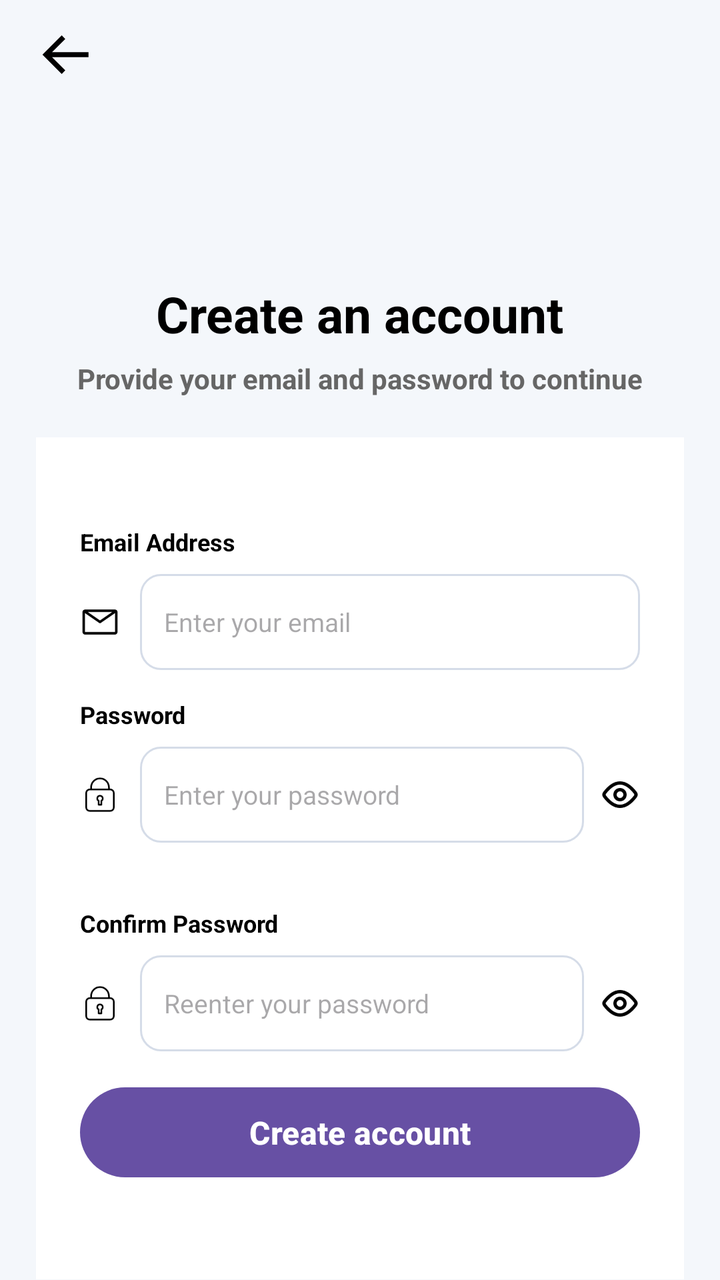
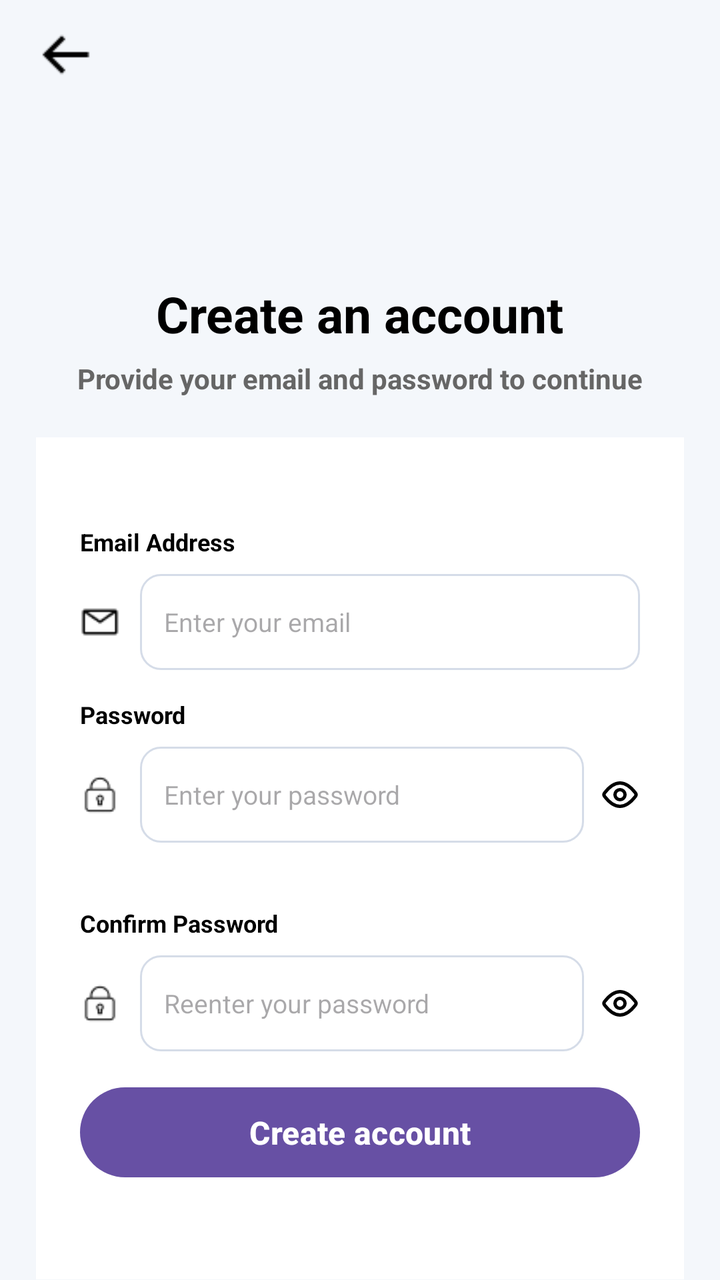

The first picture is an Android layout as it rendered before a commit; the second is the same layout after the commit. The layout source and the unified diff follow.
<!-- AndroidManifest.xml: application theme Theme.CampusMart -->
<!-- res/layout/signup.xml -->
<?xml version="1.0" encoding="utf-8"?>
<LinearLayout
    xmlns:android="http://schemas.android.com/apk/res/android"
    android:layout_width="match_parent"
    android:layout_height="match_parent"
    android:orientation="vertical"
    android:background="#F4F7FB">

    
    <RelativeLayout
        android:layout_width="match_parent"
        android:layout_height="55dp">

        <ImageView
            android:id="@+id/back"
            android:layout_width="30dp"
            android:layout_height="30dp"
            android:layout_alignParentStart="true"
            android:layout_centerVertical="true"
            android:layout_marginStart="18dp"
            android:src="@drawable/back"
            android:tint="#000000"/>

    </RelativeLayout>

    
    <LinearLayout
        android:layout_width="match_parent"
        android:layout_height="wrap_content"
        android:orientation="vertical"
        android:gravity="center"
        android:layout_marginTop="85dp"
        android:layout_marginBottom="20dp">

        <TextView
            android:layout_width="wrap_content"
            android:layout_height="wrap_content"
            android:text="Create an account"
            android:textColor="#000000"
            android:textSize="25sp"
            android:textStyle="bold"/>

        <TextView
            android:layout_width="wrap_content"
            android:layout_height="wrap_content"
            android:text="Provide your email and password to continue"
            android:textColor="#666666"
            android:textSize="14sp"
            android:textStyle="bold"
            android:layout_marginTop="6dp"/>

    </LinearLayout>

    
    <LinearLayout
        android:layout_width="match_parent"
        android:layout_height="0dp"
        android:layout_weight="1.9"
        android:orientation="vertical">

        
        <LinearLayout
            android:layout_width="match_parent"
            android:layout_height="match_parent"
            android:layout_marginHorizontal="18dp"
            android:background="#FFFFFF"
            android:orientation="vertical"
            android:padding="22dp">

            
            <TextView
                android:layout_width="wrap_content"
                android:layout_height="wrap_content"
                android:text="Email Address"
                android:textColor="#000000"
                android:textStyle="bold"
                android:textSize="12sp"
                android:layout_marginTop="22dp"
                android:layout_marginBottom="8dp"/>

            
            <LinearLayout
                android:layout_width="match_parent"
                android:layout_height="48dp"
                android:orientation="horizontal"
                android:gravity="center_vertical">

                <ImageView
                    android:layout_width="20dp"
                    android:layout_height="20dp"
                    android:src="@drawable/email"
                    android:tint="#000000"
                    android:layout_marginEnd="10dp"/>

                <EditText
                    android:id="@+id/email"
                    android:layout_width="0dp"
                    android:layout_height="match_parent"
                    android:layout_weight="1"
                    android:hint="Enter your email"
                    android:inputType="textEmailAddress"
                    android:singleLine="true"
                    android:textSize="13sp"
                    android:paddingHorizontal="12dp"
                    android:background="@drawable/input_background"/>

            </LinearLayout>

            
            <TextView
                android:layout_width="wrap_content"
                android:layout_height="wrap_content"
                android:text="Password"
                android:textColor="#000000"
                android:textStyle="bold"
                android:textSize="12sp"
                android:layout_marginTop="14dp"
                android:layout_marginBottom="8dp"/>

            
            <LinearLayout
                android:layout_width="match_parent"
                android:layout_height="48dp"
                android:orientation="horizontal"
                android:gravity="center_vertical">

                <ImageView
                    android:layout_width="20dp"
                    android:layout_height="20dp"
                    android:src="@drawable/lock"
                    android:tint="#000000"
                    android:layout_marginEnd="10dp"/>

                <EditText
                    android:id="@+id/password"
                    android:layout_width="0dp"
                    android:layout_height="match_parent"
                    android:layout_weight="1"
                    android:hint="Enter your password"
                    android:inputType="textPassword"
                    android:singleLine="true"
                    android:textSize="13sp"
                    android:paddingHorizontal="12dp"
                    android:background="@drawable/input_background"/>

                <ImageView
                    android:id="@+id/togglePassword"
                    android:layout_width="20dp"
                    android:layout_height="20dp"
                    android:src="@drawable/eye"
                    android:tint="#000000"
                    android:layout_marginStart="8dp"/>

            </LinearLayout>

            
            <TextView
                android:layout_width="wrap_content"
                android:layout_height="wrap_content"
                android:text="Confirm Password"
                android:textColor="#000000"
                android:textStyle="bold"
                android:textSize="12sp"
                android:layout_marginTop="32dp"
                android:layout_marginBottom="8dp"/>

            
            <LinearLayout
                android:layout_width="match_parent"
                android:layout_height="48dp"
                android:orientation="horizontal"
                android:gravity="center_vertical">

                <ImageView
                    android:layout_width="20dp"
                    android:layout_height="20dp"
                    android:src="@drawable/lock"
                    android:tint="#000000"
                    android:layout_marginEnd="10dp"/>

                <EditText
                    android:id="@+id/confirmPassword"
                    android:layout_width="0dp"
                    android:layout_height="match_parent"
                    android:layout_weight="1"
                    android:hint="Reenter your password"
                    android:inputType="textPassword"
                    android:singleLine="true"
                    android:textSize="13sp"
                    android:paddingHorizontal="12dp"
                    android:background="@drawable/input_background"/>

                <ImageView
                    android:id="@+id/toggleConfirmPassword"
                    android:layout_width="20dp"
                    android:layout_height="20dp"
                    android:src="@drawable/eye"
                    android:tint="#000000"
                    android:layout_marginStart="8dp"/>

            </LinearLayout>

            
            <Button
                android:id="@+id/btnCreateAccount"
                android:layout_width="match_parent"
                android:layout_height="45dp"
                android:layout_marginTop="18dp"
                android:text="Create account"
                android:textAllCaps="false"
                android:textColor="#FFFFFF"
                android:textSize="16sp"
                android:textStyle="bold"
                android:background="@drawable/button_background"/>

            
            <LinearLayout
                android:layout_width="wrap_content"
                android:layout_height="wrap_content"
                android:orientation="horizontal"
                android:layout_gravity="center_horizontal"
                android:layout_marginTop="36dp">

                <TextView
                    android:layout_width="wrap_content"
                    android:layout_height="wrap_content"
                    android:text="Already have an account? "
                    android:textColor="#888888"
                    android:textStyle="bold"
                    android:textSize="14sp"/>

                <TextView
                    android:id="@+id/goToLogin"
                    android:layout_width="wrap_content"
                    android:layout_height="wrap_content"
                    android:text="Sign in"
                    android:textColor="#173B70"
                    android:textStyle="bold"
                    android:textSize="14sp"/>

            </LinearLayout>

        </LinearLayout>

    </LinearLayout>

</LinearLayout>
<!-- resources referenced by this layout -->
<resources>
  <!-- drawable back (drawable) -->
  <vector xmlns:android="http://schemas.android.com/apk/res/android" android:height="20dp" android:viewportHeight="24" android:viewportWidth="24" android:width="20dp">
  
      <path android:fillColor="#FF000000" android:pathData="M21,11H6.414l5.293,-5.293l-1.414,-1.414L2.586,12l7.707,7.707l1.414,-1.414L6.414,13H21z"/>
  
  </vector>
  <!-- drawable button_background (drawable) -->
  <?xml version="1.0" encoding="utf-8"?>
  <shape xmlns:android="http://schemas.android.com/apk/res/android">
      <solid android:color="#173B70"/>
      <corners android:radius="30dp"/>
  </shape>
  <!-- drawable email (drawable) -->
  <vector xmlns:android="http://schemas.android.com/apk/res/android" android:height="20dp" android:viewportHeight="32" android:viewportWidth="32" android:width="20dp">
        
      <path android:fillColor="#FF000000" android:pathData="M28,6H4a2,2 0,0 0,-2 2v16a2,2 0,0 0,2 2h24a2,2 0,0 0,2 -2V8a2,2 0,0 0,-2 -2m-2.2,2L16,14.78L6.2,8ZM4,24V8.91l11.43,7.91a1,1 0,0 0,1.14 0L28,8.91V24Z"/>
      
  </vector>
  <!-- drawable eye (drawable) -->
  <vector xmlns:android="http://schemas.android.com/apk/res/android" android:height="20dp" android:viewportHeight="24" android:viewportWidth="24" android:width="20dp">
  
      <path android:fillColor="#00000000" android:pathData="M21.257,10.962c0.474,0.62 0.474,1.457 0,2.076C19.764,14.987 16.182,19 12,19s-7.764,-4.013 -9.257,-5.962a1.69,1.69 0,0 1,0 -2.076C4.236,9.013 7.818,5 12,5s7.764,4.013 9.257,5.962" android:strokeColor="#FF000000" android:strokeLineCap="round" android:strokeLineJoin="round" android:strokeWidth="2"/>
  
      <path android:fillColor="#00000000" android:pathData="M12,12m-3,0a3,3 0,1 1,6 0a3,3 0,1 1,-6 0" android:strokeColor="#FF000000" android:strokeLineCap="round" android:strokeLineJoin="round" android:strokeWidth="2"/>
  
  </vector>
  <!-- drawable input_background (drawable) -->
  <?xml version="1.0" encoding="utf-8"?>
  <shape xmlns:android="http://schemas.android.com/apk/res/android">
      <solid android:color="#FFFFFF"/>
      <corners android:radius="10dp"/>
      <stroke
          android:width="1dp"
          android:color="#D5DCE8"/>
  </shape>
  <!-- drawable lock (drawable) -->
  <vector xmlns:android="http://schemas.android.com/apk/res/android"
      android:height="20dp"
      android:viewportHeight="48"
      android:viewportWidth="48"
      android:width="20dp">
  
      <path
          android:fillColor="#00000000"
          android:pathData="M24,25.28a3.26,3.26 0,0 0,-1.64 6.07V36h3.32v-4.65a3.28,3.28 0,0 0,1.61 -2.8A3.27,3.27 0,0 0,24 25.28"
          android:strokeColor="#FF000000"
          android:strokeLineCap="round"
          android:strokeLineJoin="round"
          android:strokeWidth="2"/>
  
      <path
          android:fillColor="#00000000"
          android:pathData="M11.7,17.77L36.29,17.77A4.32,4.32 0,0 1,40.61 22.09L40.61,39.18A4.32,4.32 0,0 1,36.29 43.5L11.7,43.5A4.32,4.32 0,0 1,7.38 39.18L7.38,22.09A4.32,4.32 0,0 1,11.7 17.77z"
          android:strokeColor="#FF000000"
          android:strokeLineCap="round"
          android:strokeLineJoin="round"
          android:strokeWidth="2"/>
  
      <path
          android:fillColor="#00000000"
          android:pathData="M13.35,17.77v-2.61a10.66,10.66 0,0 1,21.32 0v2.61"
          android:strokeColor="#FF000000"
          android:strokeLineCap="round"
          android:strokeLineJoin="round"
          android:strokeWidth="2"/>
  
  </vector>
  <style name="Theme.CampusMart" parent="Base.Theme.CampusMart" />
  <style name="Base.Theme.CampusMart" parent="Theme.Material3.DayNight.NoActionBar">
          
          
      </style>
</resources>

<!-- the commit's change to res/layout/signup.xml (unified diff, before → after) -->
@@ -18,7 +18,7 @@
             android:layout_alignParentStart="true"
             android:layout_centerVertical="true"
             android:layout_marginStart="18dp"
-            android:src="@drawable/back"
+            android:src="@drawable/back_arrow_png"
             android:tint="#000000"/>
 
     </RelativeLayout>
@@ -88,7 +88,7 @@
                 <ImageView
                     android:layout_width="20dp"
                     android:layout_height="20dp"
-                    android:src="@drawable/email"
+                    android:src="@drawable/email_png"
                     android:tint="#000000"
                     android:layout_marginEnd="10dp"/>
 
@@ -127,7 +127,7 @@
                 <ImageView
                     android:layout_width="20dp"
                     android:layout_height="20dp"
-                    android:src="@drawable/lock"
+                    android:src="@drawable/password_png"
                     android:tint="#000000"
                     android:layout_marginEnd="10dp"/>
 
@@ -174,7 +174,7 @@
                 <ImageView
                     android:layout_width="20dp"
                     android:layout_height="20dp"
-                    android:src="@drawable/lock"
+                    android:src="@drawable/password_png"
                     android:tint="#000000"
                     android:layout_marginEnd="10dp"/>
 
<!-- resource entries referenced after the edit -->
@@ -1,23 +1,13 @@
 <!-- resources referenced by this layout -->
 <resources>
-  <!-- drawable back (drawable) -->
-  <vector xmlns:android="http://schemas.android.com/apk/res/android" android:height="20dp" android:viewportHeight="24" android:viewportWidth="24" android:width="20dp">
-  
-      <path android:fillColor="#FF000000" android:pathData="M21,11H6.414l5.293,-5.293l-1.414,-1.414L2.586,12l7.707,7.707l1.414,-1.414L6.414,13H21z"/>
-  
-  </vector>
+  <!-- drawable back_arrow_png: png bitmap (drawable, 249 bytes) -->
   <!-- drawable button_background (drawable) -->
   <?xml version="1.0" encoding="utf-8"?>
   <shape xmlns:android="http://schemas.android.com/apk/res/android">
       <solid android:color="#173B70"/>
       <corners android:radius="30dp"/>
   </shape>
-  <!-- drawable email (drawable) -->
-  <vector xmlns:android="http://schemas.android.com/apk/res/android" android:height="20dp" android:viewportHeight="32" android:viewportWidth="32" android:width="20dp">
-        
-      <path android:fillColor="#FF000000" android:pathData="M28,6H4a2,2 0,0 0,-2 2v16a2,2 0,0 0,2 2h24a2,2 0,0 0,2 -2V8a2,2 0,0 0,-2 -2m-2.2,2L16,14.78L6.2,8ZM4,24V8.91l11.43,7.91a1,1 0,0 0,1.14 0L28,8.91V24Z"/>
-      
-  </vector>
+  <!-- drawable email_png: png bitmap (drawable, 389 bytes) -->
   <!-- drawable eye (drawable) -->
   <vector xmlns:android="http://schemas.android.com/apk/res/android" android:height="20dp" android:viewportHeight="24" android:viewportWidth="24" android:width="20dp">
   
@@ -35,38 +25,7 @@
           android:width="1dp"
           android:color="#D5DCE8"/>
   </shape>
-  <!-- drawable lock (drawable) -->
-  <vector xmlns:android="http://schemas.android.com/apk/res/android"
-      android:height="20dp"
-      android:viewportHeight="48"
-      android:viewportWidth="48"
-      android:width="20dp">
-  
-      <path
-          android:fillColor="#00000000"
-          android:pathData="M24,25.28a3.26,3.26 0,0 0,-1.64 6.07V36h3.32v-4.65a3.28,3.28 0,0 0,1.61 -2.8A3.27,3.27 0,0 0,24 25.28"
-          android:strokeColor="#FF000000"
-          android:strokeLineCap="round"
-          android:strokeLineJoin="round"
-          android:strokeWidth="2"/>
-  
-      <path
-          android:fillColor="#00000000"
-          android:pathData="M11.7,17.77L36.29,17.77A4.32,4.32 0,0 1,40.61 22.09L40.61,39.18A4.32,4.32 0,0 1,36.29 43.5L11.7,43.5A4.32,4.32 0,0 1,7.38 39.18L7.38,22.09A4.32,4.32 0,0 1,11.7 17.77z"
-          android:strokeColor="#FF000000"
-          android:strokeLineCap="round"
-          android:strokeLineJoin="round"
-          android:strokeWidth="2"/>
-  
-      <path
-          android:fillColor="#00000000"
-          android:pathData="M13.35,17.77v-2.61a10.66,10.66 0,0 1,21.32 0v2.61"
-          android:strokeColor="#FF000000"
-          android:strokeLineCap="round"
-          android:strokeLineJoin="round"
-          android:strokeWidth="2"/>
-  
-  </vector>
+  <!-- drawable password_png: png bitmap (drawable, 455 bytes) -->
   <style name="Theme.CampusMart" parent="Base.Theme.CampusMart" />
   <style name="Base.Theme.CampusMart" parent="Theme.Material3.DayNight.NoActionBar">
           
